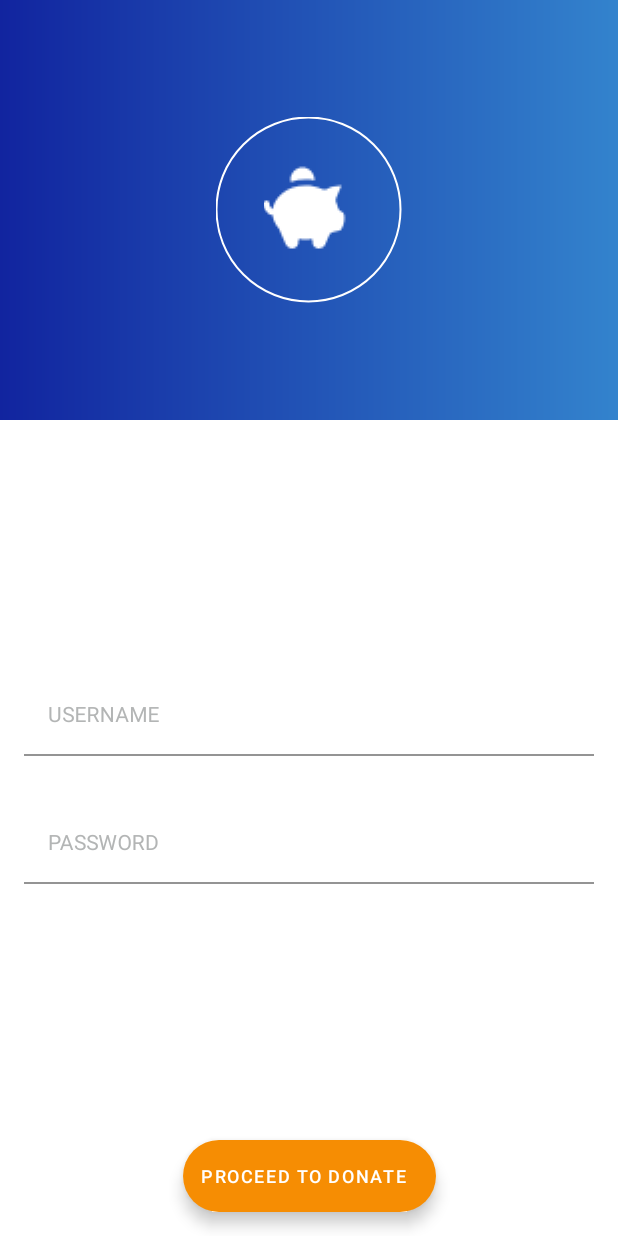
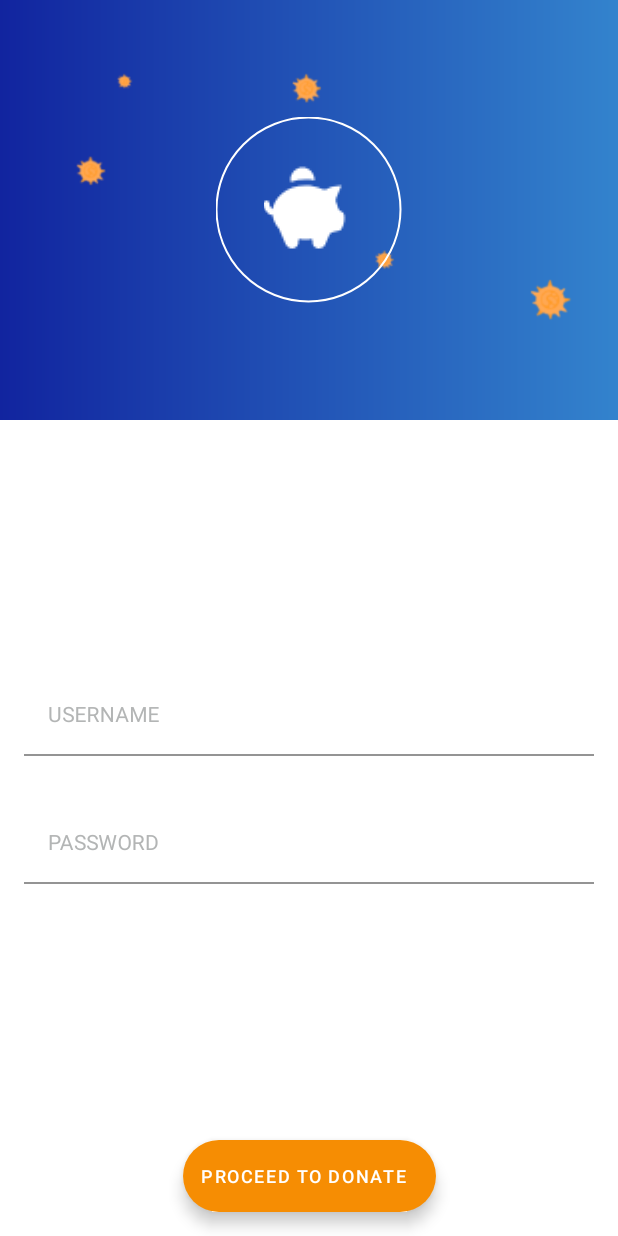
Before and after one commit to BhagyashreeWani/COVID-19, an Android app: the LoginFragment screen opened through its navigation route, on a phone screen of 412 x 824 dp. Run offline under Robolectric (Android 15) with nearby library versions, the phone set to English and light mode, and no system bars; our stand-ins replace data binding; plain views replace ArcView; Roboto replaces fonts that are not available here.

Commit message:
Added image and animation

```diff
--- a/app/src/main/java/com/example/covid_19/fragments/RealtimeDataFragment.kt
+++ b/app/src/main/java/com/example/covid_19/fragments/RealtimeDataFragment.kt
@@ -4,6 +4,8 @@ import android.os.Bundle
 import android.view.LayoutInflater
 import android.view.View
 import android.view.ViewGroup
+import android.view.animation.Animation
+import android.view.animation.AnimationUtils
 import androidx.appcompat.app.AppCompatActivity
 import androidx.databinding.DataBindingUtil
 import androidx.fragment.app.Fragment
@@ -47,9 +49,12 @@ class RealtimeDataFragment : Fragment() {
         binding.root.requestLayout()
         binding.root.invalidate()
 
+        val blinkAnimation: Animation = AnimationUtils.loadAnimation(context, R.anim.blink)
+        binding.ivInformation.startAnimation(blinkAnimation)
         // Set the onClickListener for the submitButton
         binding.ivInformation.setOnClickListener @Suppress("UNUSED_ANONYMOUS_PARAMETER")
         { view: View ->
+            binding.ivInformation.clearAnimation()
             view.findNavController()
                 .navigate(R.id.action_realtimeDataFragment_to_informationDataFragment)
 
@@ -58,6 +63,7 @@ class RealtimeDataFragment : Fragment() {
         binding.efabDonateToHelp.setOnClickListener { view: View ->
             view.findNavController().navigate(R.id.action_realtimeDataFragment_to_loginFragment)
         }
+
         getData()
         return binding.root
     }
--- /dev/null
+++ b/app/src/main/res/anim/blink.xml
@@ -0,0 +1,10 @@
+<?xml version="1.0" encoding="utf-8"?>
+<set xmlns:android="http://schemas.android.com/apk/res/android">
+    <alpha
+        android:duration="400"
+        android:fromAlpha="0.0"
+        android:interpolator="@android:anim/accelerate_interpolator"
+        android:repeatCount="infinite"
+        android:repeatMode="reverse"
+        android:toAlpha="1.0" />
+</set>
--- a/app/src/main/res/layout/fragment_information_data.xml
+++ b/app/src/main/res/layout/fragment_information_data.xml
@@ -25,8 +25,8 @@
                     android:layout_width="match_parent"
                     android:layout_height="match_parent"
                     android:background="@drawable/bg_top_view_gradient"
-                    android:paddingStart="16dp"
-                    android:paddingEnd="16dp">
+                    android:paddingStart="@dimen/padding_16"
+                    android:paddingEnd="@dimen/padding_16">
 
                     <ImageView
                         android:layout_width="wrap_content"
--- a/app/src/main/res/layout/fragment_login.xml
+++ b/app/src/main/res/layout/fragment_login.xml
@@ -29,6 +29,14 @@
                     <ImageView
                         android:layout_width="wrap_content"
                         android:layout_height="wrap_content"
+                        android:adjustViewBounds="true"
+                        android:background="@drawable/virus"
+                        android:contentDescription="@string/image_cd_covid_virus" />
+
+                    <ImageView
+                        android:layout_width="wrap_content"
+                        android:layout_height="wrap_content"
+                        android:layout_centerInParent="true"
                         android:background="@drawable/bg_white_circle_ring"
                         android:contentDescription="@string/image_cd_donate_to_help"
                         android:padding="16dp"
```
